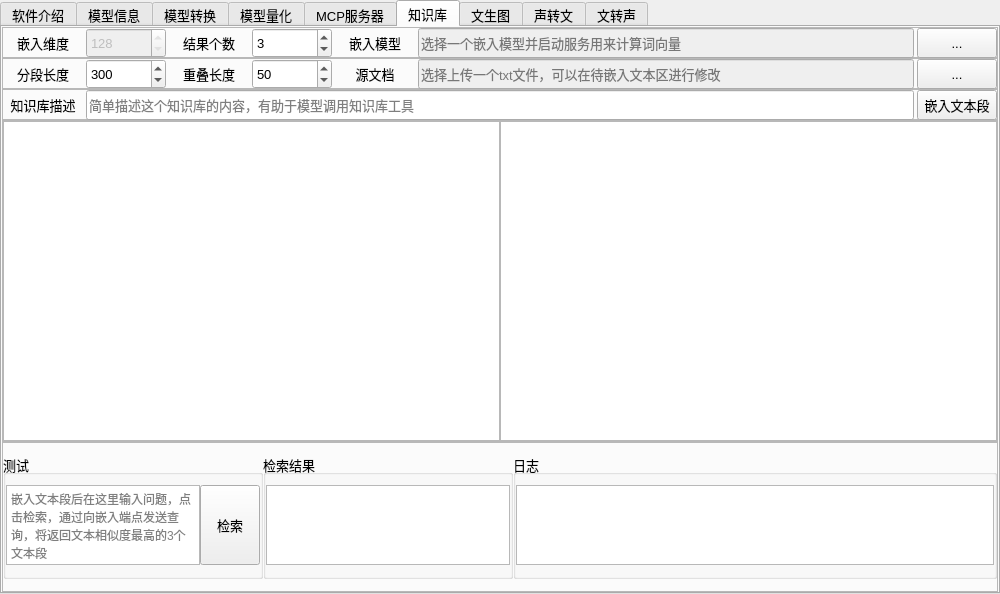
Before: the Qt Designer form src/expend.ui in ylsdamxssjxxdd/eva, drawn with Qt 5.
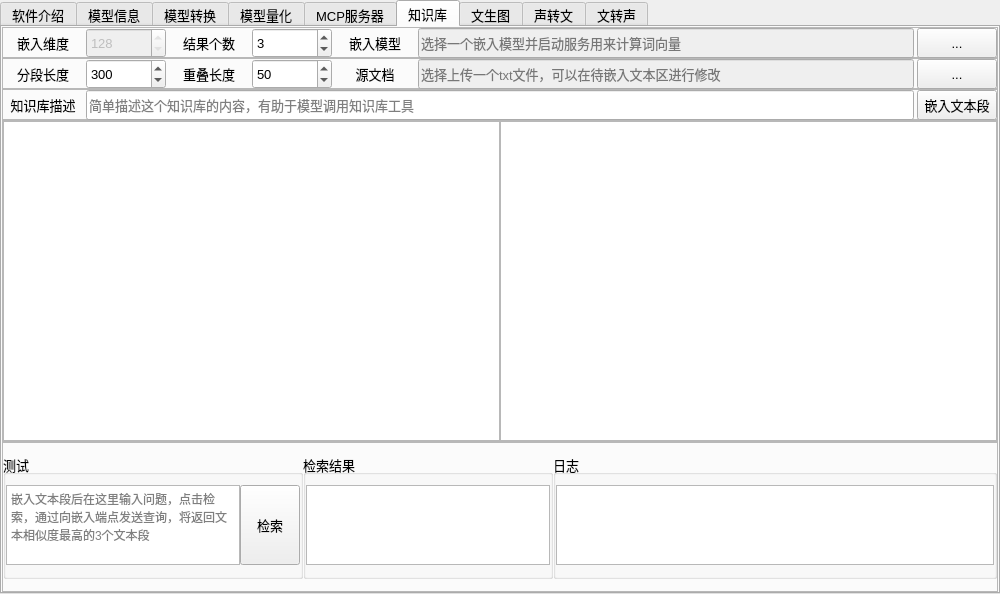
After: the same form once the commit is applied. The open tabs and pages were chosen to show the change. Custom widgets are drawn as their Qt base class.

Patch:
```diff
--- a/src/expend.ui
+++ b/src/expend.ui
@@ -1909,13 +1909,13 @@
            <widget class="QGroupBox" name="embedding_test_groupBox">
             <property name="minimumSize">
              <size>
-              <width>0</width>
+              <width>300</width>
               <height>125</height>
              </size>
             </property>
             <property name="maximumSize">
              <size>
-              <width>260</width>
+              <width>300</width>
               <height>125</height>
              </size>
             </property>
@@ -2056,7 +2056,7 @@
             </property>
             <property name="maximumSize">
              <size>
-              <width>1000</width>
+              <width>3000</width>
               <height>125</height>
              </size>
             </property>
```
Left out of the diff: 2 changed lines with no effect on the pictures.
